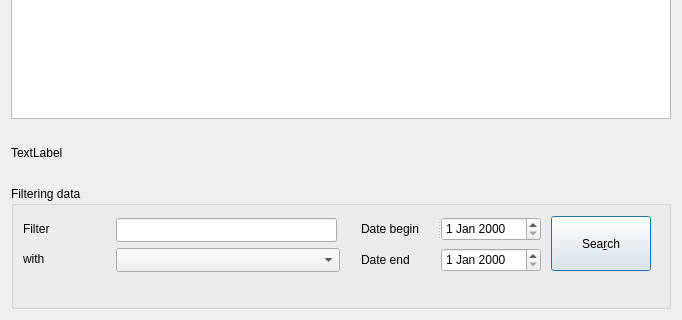
Above: plugins/accountplugin/receipts/controlreceipts.ui from FreeHealth/freehealth before the change; both pictures show x 0 to 682 and y 148 to 468 of the 682 by 468 pixel window. Below: the same form after it.
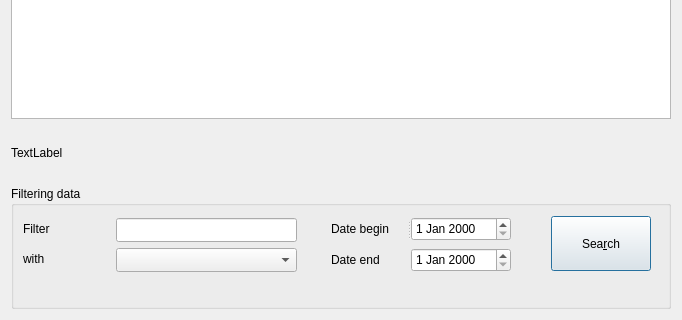
That is the form after the change.

Commit message: freeaccount:ergonomy

```diff
--- a/plugins/accountplugin/receipts/controlreceipts.ui
+++ b/plugins/accountplugin/receipts/controlreceipts.ui
@@ -185,13 +185,13 @@
          <rect>
           <x>105</x>
           <y>62</y>
-          <width>224</width>
+          <width>181</width>
           <height>24</height>
          </rect>
         </property>
         <property name="minimumSize">
          <size>
-          <width>161</width>
+          <width>150</width>
           <height>24</height>
          </size>
         </property>
@@ -205,7 +205,7 @@
        <widget class="QWidget" name="layoutWidget">
         <property name="geometry">
          <rect>
-          <x>350</x>
+          <x>320</x>
           <y>30</y>
           <width>180</width>
           <height>58</height>
@@ -221,6 +221,9 @@
             <property name="text">
              <string>Date begin</string>
             </property>
+            <property name="wordWrap">
+             <bool>true</bool>
+            </property>
             <property name="buddy">
              <cstring>beginDateEdit</cstring>
             </property>
@@ -248,6 +251,9 @@
              <property name="text">
               <string>Date end</string>
              </property>
+             <property name="wordWrap">
+              <bool>true</bool>
+             </property>
              <property name="buddy">
               <cstring>endDateEdit</cstring>
              </property>
@@ -309,13 +315,13 @@
          <rect>
           <x>105</x>
           <y>32</y>
-          <width>221</width>
+          <width>181</width>
           <height>24</height>
          </rect>
         </property>
         <property name="minimumSize">
          <size>
-          <width>110</width>
+          <width>100</width>
           <height>24</height>
          </size>
         </property>
```
The commit also changes 2 other files.
